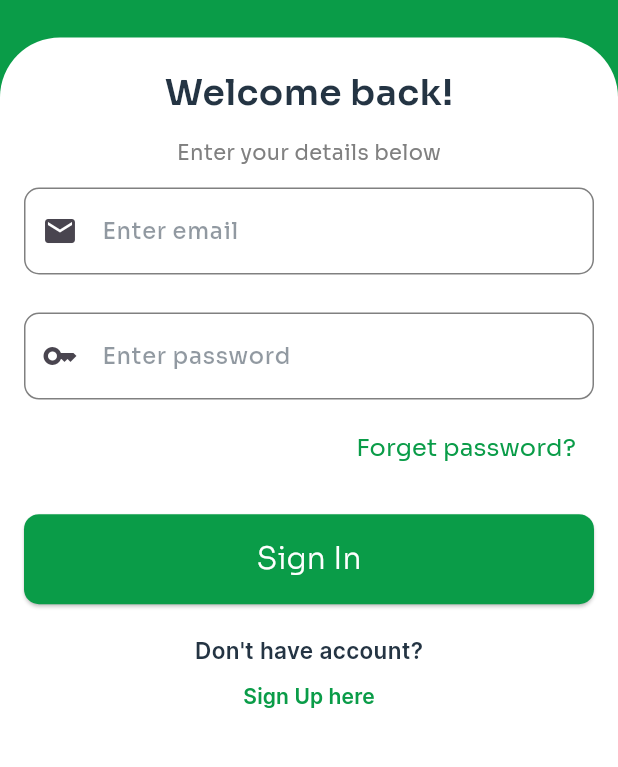
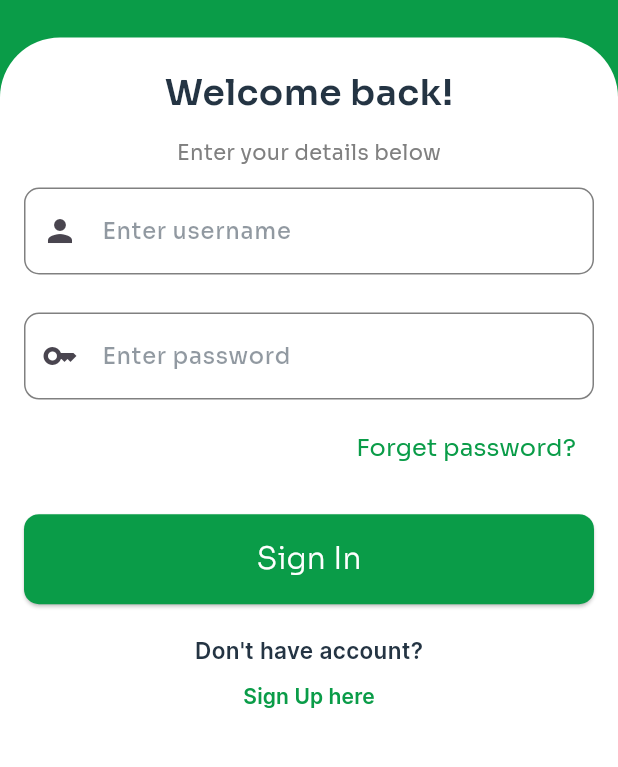
Before and after one commit to yousefali55/graduation, a Flutter app: the screen it shows after launch, on a phone screen of 412 x 824 dp, the part 285-1052 px from its top. Run offline on Flutter 3.47's test engine with Material 3 defaults, Android fonts, the phone set to English and light mode, and no system bars; our stand-ins replace bloc, flutter_bloc, flutter_screenutil, google_fonts, image_picker.

Commit message:
login & registeration Auth

```diff
--- a/lib/services/login.dart
+++ b/lib/services/login.dart
@@ -3,14 +3,14 @@ import 'package:http/http.dart' as http;
 
 class LoginService {
   Future<String?> loginUser({
-    required String email,
+    required String username,
     required String password,
   }) async {
     try {
-      var requestBody = jsonEncode({
-        'email': email,
+      var requestBody = {
+        'username': username,
         'password': password,
-      });
+      };
 
       var response = await http.post(
         Uri.parse('http://54.161.17.51:8000/api/auth/login/'),
@@ -18,14 +18,21 @@ class LoginService {
           'Content-Type': 'application/json',
           'Accept': 'application/json',
         },
-        body: requestBody,
+        body: jsonEncode(requestBody),
       );
 
+      print('Response status: ${response.statusCode}');
+      print('Response body: ${response.body}');
+
       if (response.statusCode == 200) {
+        var responseData = jsonDecode(response.body);
+        var token = responseData['token'] ?? '';
+        // You can handle the token here or return it
         return null; // No error message
       } else {
         var responseData = jsonDecode(response.body);
-        var errorMessage = responseData['error'] ?? 'Login failed';
+        var errorMessage = responseData['error'] ??
+            'Unable to log in with provided credentials';
         return errorMessage;
       }
     } catch (e) {
--- a/lib/services/register.dart
+++ b/lib/services/register.dart
@@ -38,7 +38,9 @@ class RegisterService {
       } else if (response.statusCode == 400) {
         var responseData = jsonDecode(response.body);
         var errorMessage = '';
-        if (responseData.containsKey('email')) {
+        if (responseData.containsKey('username')) {
+          errorMessage = 'A user with that username already exists.';
+        } else if (responseData.containsKey('email')) {
           errorMessage = 'Email field -> ${responseData['email'][0]}';
         } else if (responseData.containsKey('password')) {
           errorMessage = 'Password field -> ${responseData['password'][0]}';
--- a/lib/views/sign_in/data/cubit/sign_in_email_cubit.dart
+++ b/lib/views/sign_in/data/cubit/sign_in_email_cubit.dart
@@ -1,10 +1,10 @@
 import 'package:bloc/bloc.dart';
 import 'package:flutter/material.dart';
 import 'package:graduation/services/login.dart';
-part 'sign_in_email_state.dart';
+import 'package:graduation/views/sign_in/data/cubit/sign_in_email_state.dart';
 
 class SignInEmailCubit extends Cubit<SignInEmailState> {
-  TextEditingController emailController = TextEditingController();
+  TextEditingController usernameController = TextEditingController();
   TextEditingController passwordController = TextEditingController();
 
   SignInEmailCubit() : super(SignInEmailInitial());
@@ -12,9 +12,9 @@ class SignInEmailCubit extends Cubit<SignInEmailState> {
   signInEmail() async {
     try {
       emit(SignInEmailLoading());
-      var loginService = LoginService(); // Instantiate your login service
+      var loginService = LoginService();
       var errorMessage = await loginService.loginUser(
-        email: emailController.text,
+        username: usernameController.text,
         password: passwordController.text,
       );
       if (errorMessage == null) {
@@ -23,6 +23,7 @@ class SignInEmailCubit extends Cubit<SignInEmailState> {
         emit(SignInEmailFailure(errorMessage: errorMessage));
       }
     } catch (e) {
+      print('Error signing in: $e');
       emit(SignInEmailFailure(
           errorMessage: 'Error signing in: ${e.toString()}'));
     }
--- a/lib/views/sign_in/data/cubit/sign_in_email_state.dart
+++ b/lib/views/sign_in/data/cubit/sign_in_email_state.dart
@@ -1,14 +1,15 @@
-part of 'sign_in_email_cubit.dart';
+import 'package:meta/meta.dart';
 
-sealed class SignInEmailState {}
+@immutable
+abstract class SignInEmailState {}
 
-final class SignInEmailInitial extends SignInEmailState {}
+class SignInEmailInitial extends SignInEmailState {}
 
-final class SignInEmailLoading extends SignInEmailState {}
+class SignInEmailLoading extends SignInEmailState {}
 
-final class SignInEmailSuccess extends SignInEmailState {}
+class SignInEmailSuccess extends SignInEmailState {}
 
-final class SignInEmailFailure extends SignInEmailState {
+class SignInEmailFailure extends SignInEmailState {
   final String errorMessage;
   SignInEmailFailure({required this.errorMessage});
 }
--- a/lib/views/sign_in/sign_in.dart
+++ b/lib/views/sign_in/sign_in.dart
@@ -8,6 +8,7 @@ import 'package:graduation/spacing/spacing.dart';
 import 'package:graduation/theming/colors_manager.dart';
 import 'package:graduation/views/home_view/home_view.dart';
 import 'package:graduation/views/sign_in/data/cubit/sign_in_email_cubit.dart';
+import 'package:graduation/views/sign_in/data/cubit/sign_in_email_state.dart';
 import 'package:graduation/views/sign_in/widgets/dont_have_account.dart';
 import 'package:graduation/views/sign_in/widgets/forget_pawword.dart';
 import 'package:graduation/views/sign_up/sign_up.dart';
@@ -23,12 +24,9 @@ class SignInScreen extends StatelessWidget {
         child: Column(
           crossAxisAlignment: CrossAxisAlignment.stretch,
           children: [
-            SizedBox(
-              height: 190,
-              child: Image.asset(
-                'images/logo circle.png',
-              ),
-            ),
+            const SizedBox(
+                height: 190,
+                child: Image(image: AssetImage('images/logo circle.png'))),
             const SizedBox(height: 25),
             Container(
               height: MediaQuery.of(context).size.height - 220,
@@ -57,7 +55,7 @@ class SignInScreen extends StatelessWidget {
                   } else if (state is SignInEmailFailure) {
                     showCustomSnackbar(
                       context,
-                      'Failed, ${state.errorMessage}',
+                      _getErrorMessage(state.errorMessage),
                       ColorsManager.red,
                     );
                   }
@@ -69,13 +67,15 @@ class SignInScreen extends StatelessWidget {
                       mainAxisSize: MainAxisSize.min,
                       children: [
                         const TextInSignInUp(
-                            textWelcomeOrGetStarted: 'Welcome back!'),
+                          textWelcomeOrGetStarted: 'Welcome back!',
+                        ),
                         RepeatedTextFormField(
-                          icon: const Icon(Icons.email),
+                          icon: const Icon(Icons.person),
                           hide: false,
-                          hintText: 'Enter email',
-                          controller:
-                              context.read<SignInEmailCubit>().emailController,
+                          hintText: 'Enter username',
+                          controller: context
+                              .read<SignInEmailCubit>()
+                              .usernameController,
                         ),
                         heightSpace(25),
                         RepeatedTextFormField(
@@ -126,7 +126,8 @@ class SignInScreen extends StatelessWidget {
                             Navigator.push(
                               context,
                               MaterialPageRoute(
-                                  builder: (context) => const SignUpScreen()),
+                                builder: (context) => const SignUpScreen(),
+                              ),
                             );
                           },
                         ),
@@ -141,4 +142,11 @@ class SignInScreen extends StatelessWidget {
       ),
     );
   }
+
+  String _getErrorMessage(String errorMessage) {
+    if (errorMessage.contains("email")) {
+      return "Email field must be unique";
+    }
+    return errorMessage;
+  }
 }
--- a/pubspec.yaml
+++ b/pubspec.yaml
@@ -28,6 +28,9 @@ environment:
 # the latest version available on pub.dev. To see which dependencies have newer
 # versions available, run `flutter pub outdated`.
 dependencies:
+  meta: ^1.11.0
+  flutter_cache_manager: ^3.3.1
+  shared_preferences: ^2.0.8
   http: ^1.2.1
   path: ^1.9.0
   bloc: ^8.1.3
```
Also changed, not shown: lib/views/home_view/home_view.dart (+45 -2 lines), pubspec.lock, 1 other file.
